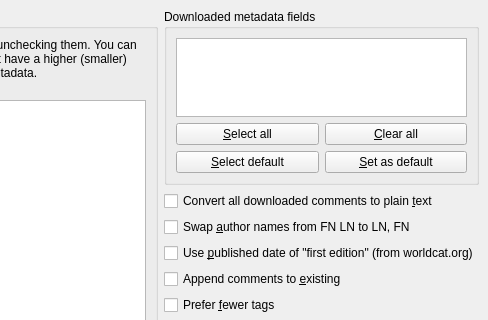
Above: src/calibre/gui2/preferences/metadata_sources.ui from debian-calibre/calibre before the change; both pictures show x 293 to 781 and y 0 to 320 of the 781 by 439 pixel window. Below: the same form after it.
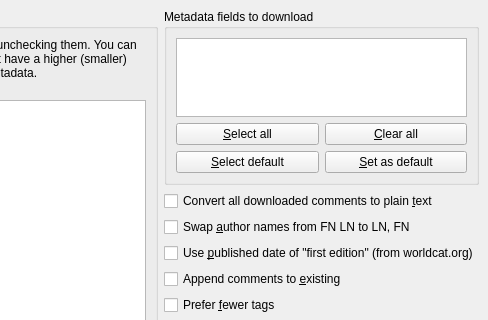
That is the form after the change. Icons and pictures are not drawn.

```diff
--- a/src/calibre/gui2/preferences/metadata_sources.ui
+++ b/src/calibre/gui2/preferences/metadata_sources.ui
@@ -88,7 +88,7 @@
        <item row="0" column="1" colspan="2">
         <widget class="QGroupBox" name="groupBox_2">
          <property name="title">
-          <string>Downloaded metadata fields</string>
+          <string>Metadata fields to download</string>
          </property>
          <layout class="QGridLayout" name="gridLayout_2">
           <item row="0" column="0" colspan="2">
```
